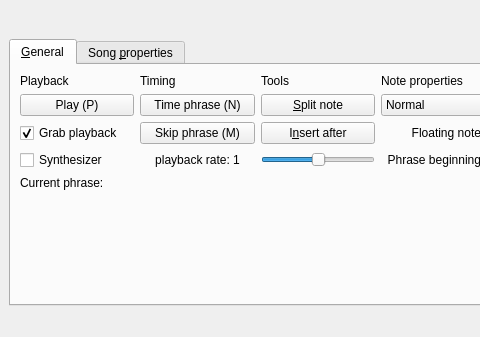
performous/composer, file ui/editor.ui: the form before one commit; both pictures show x 0 to 480 and y 263 to 600 of the 800 by 600 pixel window.
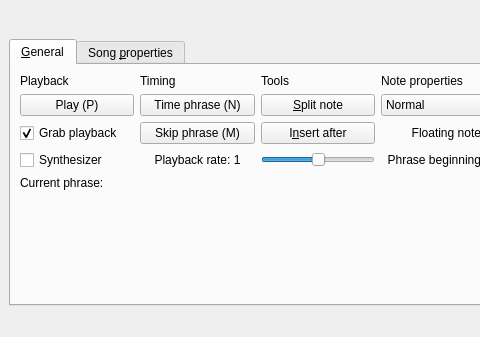
The form after the commit.

Commit message: Fix lower case character in Playback rate label.

```diff
--- a/ui/editor.ui
+++ b/ui/editor.ui
@@ -306,7 +306,7 @@
            </sizepolicy>
           </property>
           <property name="text">
-           <string>playback rate: 1</string>
+           <string>Playback rate: 1</string>
           </property>
           <property name="alignment">
            <set>Qt::AlignCenter</set>
```
The commit also changes 1 other file.
